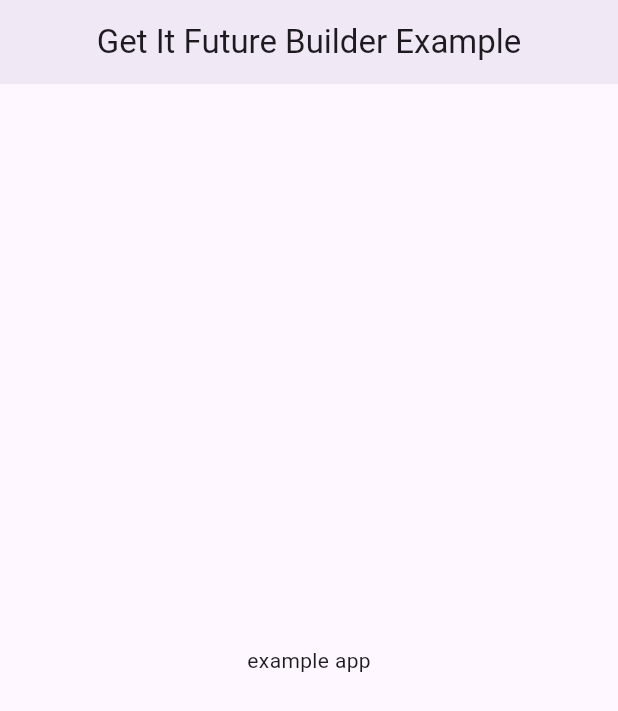
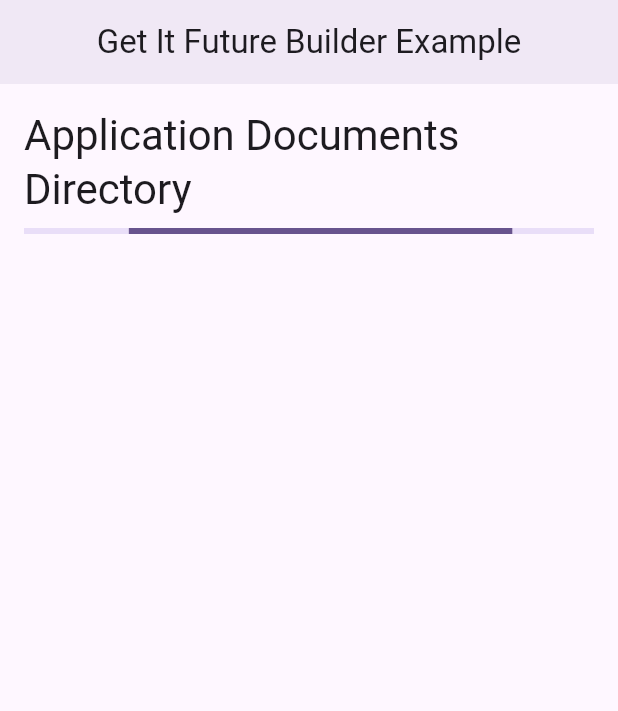
Before and after one commit to erayerdin/get_it_future_builder, a Flutter app: the screen it shows after launch, on a phone screen of 412 x 824 dp. Shown: the top 711 px of the screen. Run offline on Flutter 3.47's test engine with Material 2 defaults, Android fonts, the phone set to English and light mode, and no system bars; our stand-ins replace get_it.

Commit message:
design home page

```diff
--- a/example/lib/main.dart
+++ b/example/lib/main.dart
@@ -32,8 +32,20 @@ class HomePage extends StatelessWidget {
         elevation: 4,
         centerTitle: true,
       ),
-      body: const Center(
-        child: Text('example app'),
+      body: ListView(
+        padding: const EdgeInsets.all(16),
+        children: [
+          Column(
+            children: [
+              Text(
+                'Application Documents Directory',
+                style: Theme.of(context).textTheme.headlineMedium,
+              ),
+              const SizedBox(height: 8),
+              const LinearProgressIndicator(),
+            ],
+          ),
+        ],
       ),
     );
   }
```
